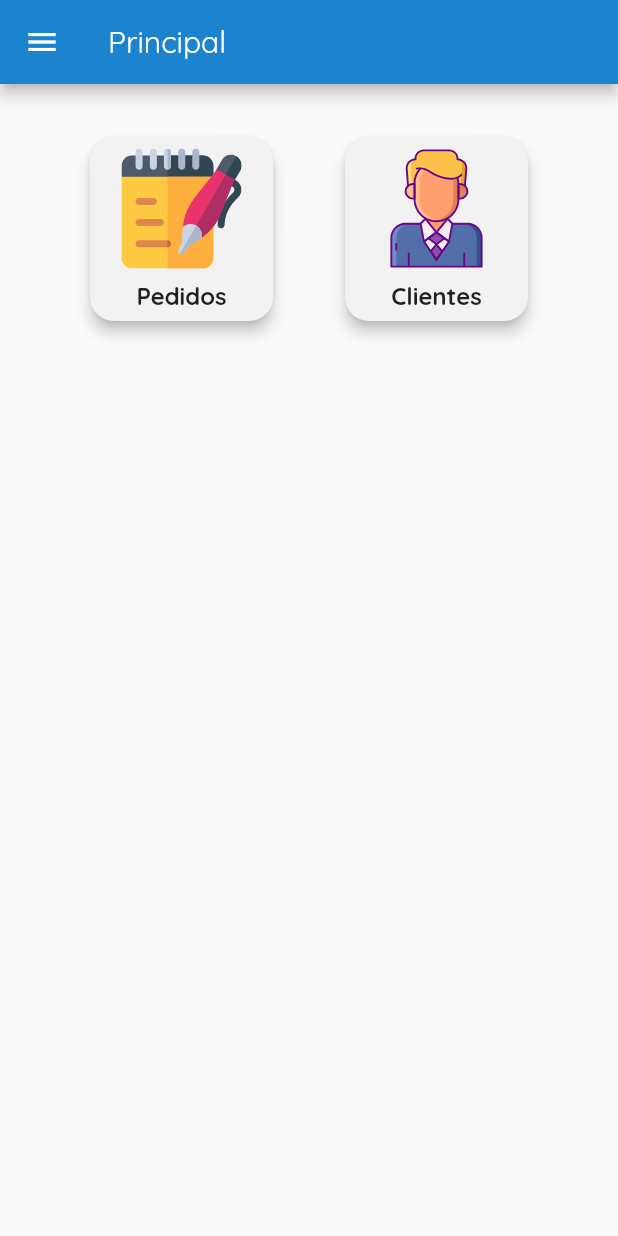
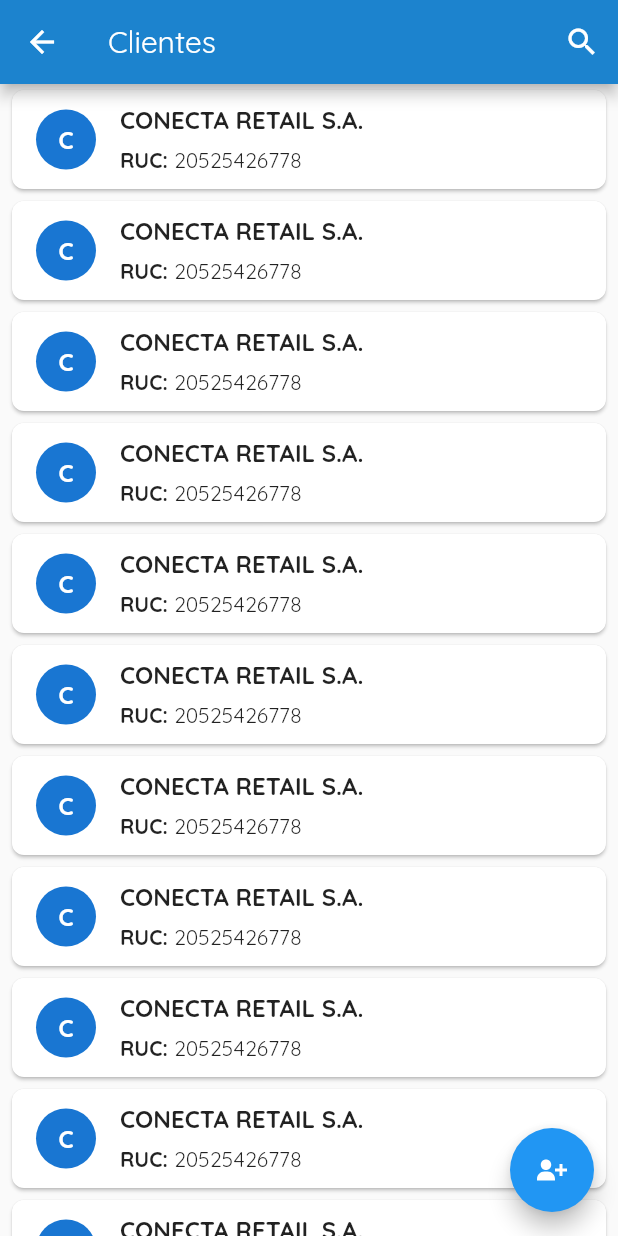
Before and after one commit to JaimFdez/dataflex-aplication, a Flutter app: the HomePage screen opened by its route, after a tap on "Clientes", on a phone screen of 412 x 824 dp. Run offline on Flutter 3.47's test engine with Material 2 defaults, Android fonts, the phone set to English and light mode, and no system bars; our stand-ins replace flutter_svg.

Commit message:
se agrega pantalla clientes

```diff
--- /dev/null
+++ b/lib/src/pages/clients_page.dart
@@ -0,0 +1,78 @@
+import 'package:flutter/material.dart';
+import 'package:flutter_svg/flutter_svg.dart';
+
+class ClientsPage extends StatefulWidget {
+  @override
+  _ClientsPageState createState() => _ClientsPageState();
+}
+
+class _ClientsPageState extends State<ClientsPage> {
+  @override
+  Widget build(BuildContext context) {
+
+    return Scaffold(
+      appBar: AppBar(
+        title: Text('Clientes'),
+        actions: [
+          IconButton(icon: const Icon(Icons.search), onPressed: () {})
+        ],
+      ),
+      body: ListView.builder(
+        itemCount: 20,
+        itemBuilder: (context, index) {
+          return Container(
+            width: MediaQuery.of(context).size.width,
+            padding: EdgeInsets.symmetric(horizontal: 4.0, vertical: 0.0),
+            child: _cardClients(context),
+          );
+        },
+        ),
+
+        floatingActionButton: FloatingActionButton(
+          onPressed: ()=> Navigator.pushNamed(context, 'createClient'),
+          child: SvgPicture.asset('assets/icons/bxs-user-plus.svg', color: Colors.white),
+          ),
+      );
+  }
+  }
+
+  Widget _cardClients(context) {
+    return Card(
+      elevation: 1.0,
+      shape: RoundedRectangleBorder(
+        borderRadius: BorderRadiusDirectional.circular(8.0)
+        ),
+      child: InkWell(
+        onTap: (){},
+          child: Container(
+          width: MediaQuery.of(context).size.width,
+          padding: EdgeInsets.symmetric(horizontal: 16.0, vertical: 10.0),
+          child: Row(
+            children: [
+              CircleAvatar(
+                child: Text('C', style: TextStyle(fontWeight: FontWeight.w600, fontSize: 16.0),)
+              ),
+              Container(
+                padding: EdgeInsets.symmetric(horizontal: 16.0),
+                child: Column(
+                  crossAxisAlignment: CrossAxisAlignment.start,
+                  children: [
+                    Text('CONECTA RETAIL S.A.', style: TextStyle(fontSize: 16.0, fontWeight: FontWeight.bold),),
+                    SizedBox(height: 8.0,),
+                    Row(
+                      children: [
+                        Text('RUC: ', style: TextStyle(fontWeight: FontWeight.w600, fontSize: 14.0),),
+                        Text('20525426778')
+                      ],
+                    ),
+
+                  ],
+                ),
+              )
+            ],
+          ),
+        ),
+      )
+
+    );
+  }
--- a/lib/src/pages/home_page.dart
+++ b/lib/src/pages/home_page.dart
@@ -1,13 +1,12 @@
 import 'package:flutter/material.dart';
 import 'package:flutter_svg/flutter_svg.dart';
-import 'package:font_awesome_flutter/font_awesome_flutter.dart';
 
 class HomePage extends StatelessWidget {
   @override
   Widget build(BuildContext context) {
     return Scaffold(
       appBar: AppBar(
-        title: Text('Principal'),
+        title: Text('Ventas'),
       ),
       drawer: Drawer(
         child: Center(
@@ -25,8 +24,8 @@
                 primary: false,
                 crossAxisCount: 2,
                 children: [
-                  _customCard('Pedidos', 'assets/icons/notas1.1.svg' ),
-                  _customCard('Clientes', 'assets/icons/clientela.svg' ),
+                  _customCard('Pedidos', 'assets/icons/notas1.1.svg', context, 'onvoice' ),
+                  _customCard('Clientes', 'assets/icons/clientela.svg', context, 'clients'),
                 ],
             ),
               ),
@@ -36,7 +35,7 @@
   }
 
 
-  Widget _customCard(String textModulo, String iconModulo) {
+  Widget _customCard(String textModulo, String iconModulo, context , String route) {
 
     final cardTextStyle = TextStyle(fontSize: 16.0, fontWeight: FontWeight.bold);
 
@@ -47,7 +46,7 @@
         borderRadius: BorderRadius.circular(16.0)
       ),
       child: InkWell(
-        onTap: (){},
+        onTap: ()=> Navigator.pushNamed(context, route),
           child: Column(
           mainAxisAlignment: MainAxisAlignment.center,
           children: [
--- a/lib/src/pages/login_page.dart
+++ b/lib/src/pages/login_page.dart
@@ -216,7 +216,7 @@
       width: double.infinity,
       child: RaisedButton(
         elevation: 4.0,
-        onPressed: (){},
+        onPressed: ()=> Navigator.pushReplacementNamed(context, 'home'),
         color: primaryBrand,
         shape: RoundedRectangleBorder(
           borderRadius: BorderRadius.circular(8.0)
--- a/lib/src/pages/onvoice_list_page.dart
+++ b/lib/src/pages/onvoice_list_page.dart
@@ -90,7 +90,7 @@
         tooltip: 'Comprar podructos',
         child: Icon(Icons.add, size: 35),
         onPressed: () {
-          Navigator.of(context).push(MaterialPageRoute(builder: (BuildContext context) => OrdersPage()));
+          Navigator.of(context).push(MaterialPageRoute(builder: (BuildContext context) => CreateOrderPage()));
           // Navigator.push(context, route)
         });
   }
--- a/lib/src/widgets/custom_widgets.dart
+++ b/lib/src/widgets/custom_widgets.dart
@@ -1,9 +1,9 @@
 export 'package:dataflex_erp/src/pages/home_page.dart';
 export 'package:dataflex_erp/src/pages/login_page.dart';
 export 'package:dataflex_erp/src/pages/home_page.dart';
-export 'package:dataflex_erp/src/pages/orders_list_page.dart';
-export 'package:dataflex_erp/src/pages/create_orders_page.dart';
+export 'package:dataflex_erp/src/pages/create_order_page.dart';
 export 'package:dataflex_erp/src/pages/invoice_page.dart';
 export 'package:dataflex_erp/src/widgets/search_widget.dart';
-export 'package:dataflex_erp/src/pages/check_page.dart';
 export 'package:dataflex_erp/src/pages/onvoice_list_page.dart';
+export 'package:dataflex_erp/src/pages/clients_page.dart';
+export 'package:dataflex_erp/src/pages/create_clients_page.dart';
--- a/pubspec.yaml
+++ b/pubspec.yaml
@@ -28,7 +28,6 @@
   # The following adds the Cupertino Icons font to your application.
   # Use with the CupertinoIcons class for iOS style icons.
   cupertino_icons: ^0.1.3
-  font_awesome_flutter: ^8.10.0
   flutter_svg:
 
 dev_dependencies:
```
Also changed, not shown: lib/main.dart (+9 -7 lines), lib/src/pages/check_page.dart (deleted, +0 -43 lines), lib/src/pages/create_clients_page.dart (added, +105 -0 lines), lib/src/pages/create_order_page.dart (renamed from lib/src/pages/orders_list_page.dart, +4 -4 lines), lib/src/pages/create_orders_page.dart (deleted, +0 -78 lines), assets/icons/bxs-user-plus.svg (added), pubspec.lock.
